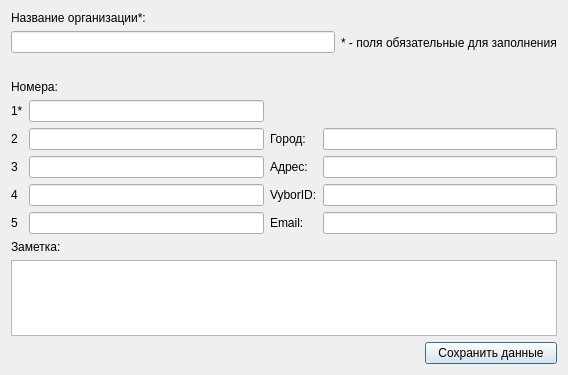
This is AddOrgContactDialog.ui in okostynchuk/Outcall as Qt 5 draws it before an edit. The edited form follows.
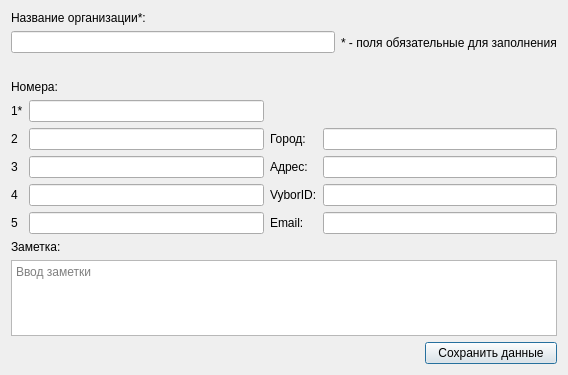
This is the edited form. Icons and pictures are not drawn.

What changed in the file:
```diff
--- a/AddOrgContactDialog.ui
+++ b/AddOrgContactDialog.ui
@@ -229,6 +229,9 @@
          <property name="tabChangesFocus">
           <bool>true</bool>
          </property>
+         <property name="placeholderText">
+          <string>Ввод заметки</string>
+         </property>
         </widget>
        </item>
        <item row="0" column="0">
```
